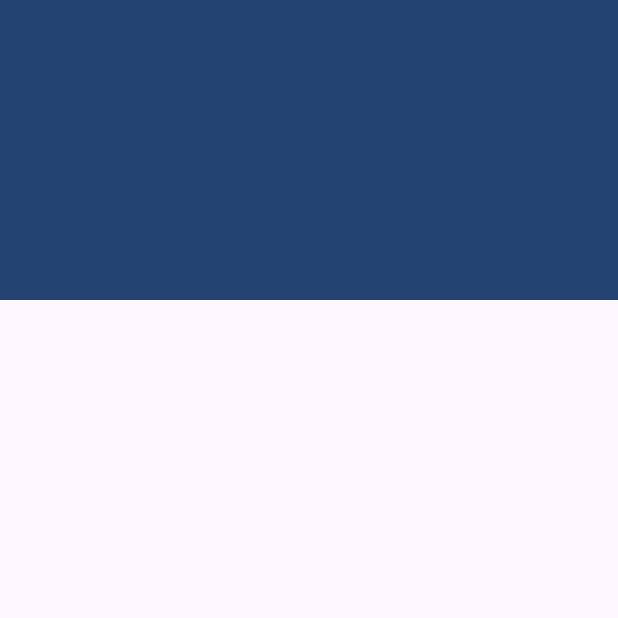
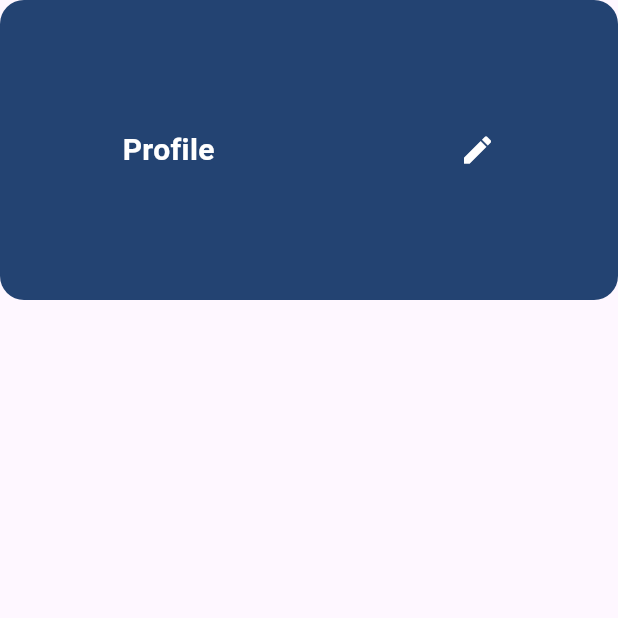
Before and after one commit to tmoawad26-maker/profile_app, a Flutter app: the screen it shows after launch, on a phone screen of 412 x 824 dp, the top half of it. Run offline on Flutter 3.47's test engine with Material 3 defaults, Android fonts, the phone set to English and light mode, and no system bars.

Commit message:
Creating profile app dart file

```diff
--- a/AndroidStudioProjects/profile_app/lib/profile_app.dart
+++ b/AndroidStudioProjects/profile_app/lib/profile_app.dart
@@ -6,6 +6,7 @@ class ProfileApp extends StatelessWidget {
   @override
   Widget build(BuildContext context) {
     return const  MaterialApp(
+      debugShowCheckedModeBanner: false,
       home:  ProfileView(),
     );
   }
--- a/AndroidStudioProjects/profile_app/lib/views/profile_view.dart
+++ b/AndroidStudioProjects/profile_app/lib/views/profile_view.dart
@@ -1,11 +1,13 @@
 import 'package:flutter/material.dart';
+
+import '../widgets/custom_app_bar.dart';
 
 class ProfileView extends StatelessWidget {
   const ProfileView({super.key});
 
   @override
   Widget build(BuildContext context) {
-    return    Scaffold(
+    return     Scaffold(
       body: Column(
         children:  [
           CustomAppBar()
@@ -14,20 +16,3 @@ class ProfileView extends StatelessWidget {
     );
   }
 }
-
-class CustomAppBar extends StatelessWidget {
-  const CustomAppBar({
-    super.key,
-  });
-
-  @override
-  Widget build(BuildContext context) {
-    return Container(
-      width: double.infinity,
-      height: 200,
-      decoration:  BoxDecoration(
-        color: Color(0xff234372)
-      ),
-    );
-  }
-}
--- /dev/null
+++ b/AndroidStudioProjects/profile_app/lib/widgets/custom_app_bar.dart
@@ -0,0 +1,33 @@
+import 'package:flutter/material.dart';
+class CustomAppBar extends StatelessWidget {
+  const CustomAppBar({
+    super.key,
+  });
+  @override
+  Widget build(BuildContext context) {
+    return Container(
+      width: double.infinity,
+      height: 200,
+      decoration:   BoxDecoration(
+          color: Color(0xff234372),
+        borderRadius: BorderRadius.circular(16),
+      ),
+      child: const Row(
+        mainAxisSize: MainAxisSize.min,
+        mainAxisAlignment: MainAxisAlignment.spaceAround,
+        children: [
+          Center(
+            child: Text('Profile',
+            style: TextStyle(
+              color: Colors.white,
+              fontSize: 20,
+              fontWeight: FontWeight.bold
+            ),
+            ),
+          ),
+          Icon(Icons.edit, color: Colors.white,)
+        ],
+      ),
+    );
+  }
+}
```
